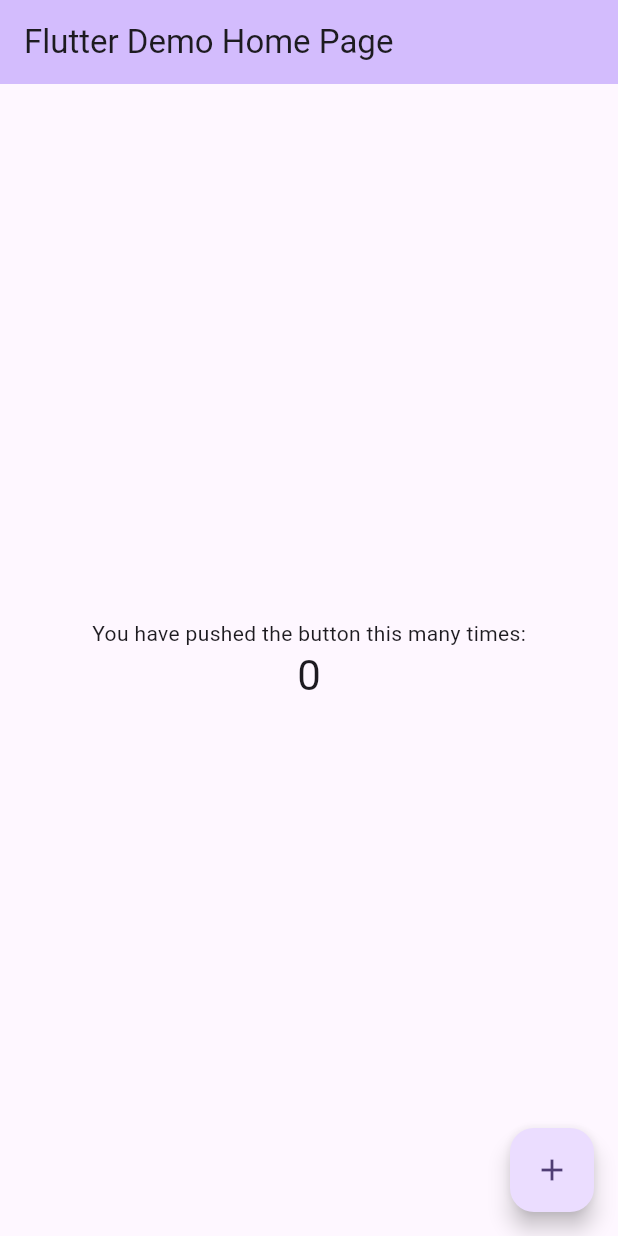
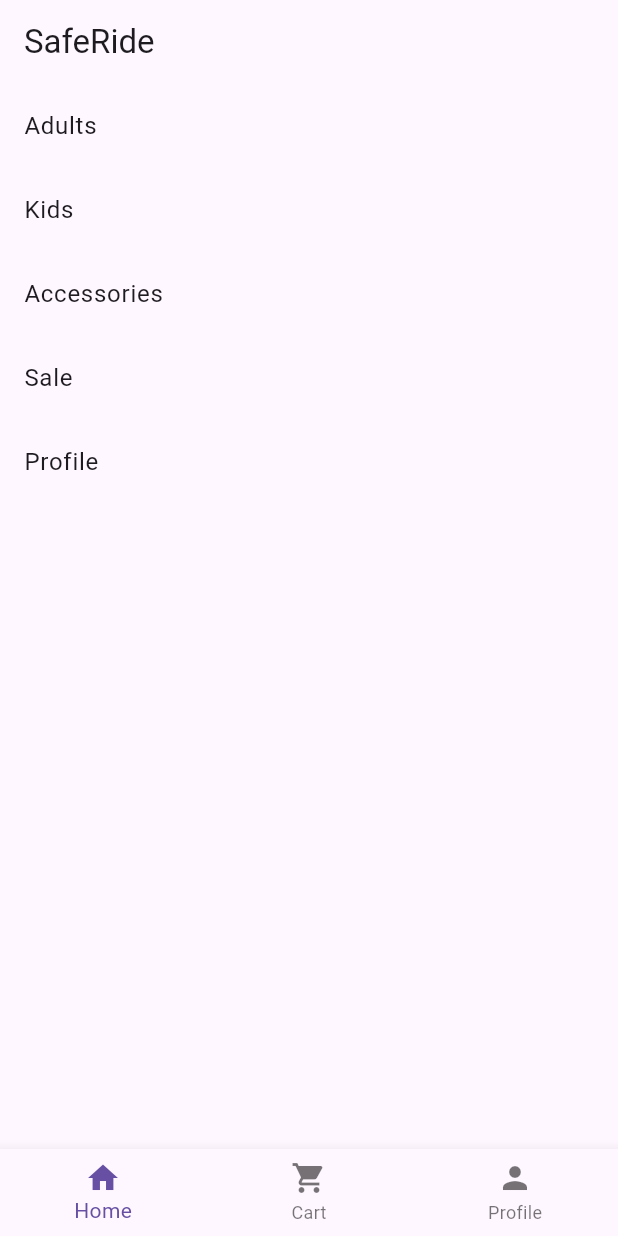
Before and after one commit to AbulHasanShaik/SafeRide-App, a Flutter app: the screen it shows after launch, on a phone screen of 412 x 824 dp. Run offline on Flutter 3.47's test engine with Material 3 defaults, Android fonts, the phone set to English and light mode, and no system bars.

Commit message:
Added the basic functionality

```diff
--- a/lib/main.dart
+++ b/lib/main.dart
@@ -1,125 +1,45 @@
 import 'package:flutter/material.dart';
+import 'package:provider/provider.dart';
+import 'screens/home_page.dart';
+import 'screens/product_page.dart';
+import 'screens/cart_page.dart';
+import 'screens/profile_page.dart';
+import 'providers/cart_provider.dart';
 
 void main() {
-  runApp(const MyApp());
+  runApp(
+    ChangeNotifierProvider(
+      create: (context) => CartProvider(),
+      child: SafeRideApp(),
+    ),
+  );
 }
 
-class MyApp extends StatelessWidget {
-  const MyApp({super.key});
-
-  // This widget is the root of your application.
+class SafeRideApp extends StatelessWidget {
   @override
   Widget build(BuildContext context) {
     return MaterialApp(
-      title: 'Flutter Demo',
+      debugShowCheckedModeBanner: false,
+      title: 'SafeRide',
       theme: ThemeData(
-        // This is the theme of your application.
-        //
-        // TRY THIS: Try running your application with "flutter run". You'll see
-        // the application has a purple toolbar. Then, without quitting the app,
-        // try changing the seedColor in the colorScheme below to Colors.green
-        // and then invoke "hot reload" (save your changes or press the "hot
-        // reload" button in a Flutter-supported IDE, or press "r" if you used
-        // the command line to start the app).
-        //
-        // Notice that the counter didn't reset back to zero; the application
-        // state is not lost during the reload. To reset the state, use hot
-        // restart instead.
-        //
-        // This works for code too, not just values: Most code changes can be
-        // tested with just a hot reload.
-        colorScheme: ColorScheme.fromSeed(seedColor: Colors.deepPurple),
-        useMaterial3: true,
+        primarySwatch: Colors.blue,
+        visualDensity: VisualDensity.adaptivePlatformDensity,
       ),
-      home: const MyHomePage(title: 'Flutter Demo Home Page'),
+      initialRoute: '/',
+      routes: {
+        '/': (context) => HomePage(),
+        '/product': (context) => ProductPage(
+              productName: 'Sample Product',
+              price: '\$164.99',
+            ),
+        '/cart': (context) => CartPage(),
+        '/profile': (context) => ProfilePage(
+              name: 'Emily Thompson',
+              email: 'emily.thompson@email.com',
+              dob: '02/21/1989',
+              phone: '605-784-1234',
+            ),
+      },
     );
   }
 }
-
-class MyHomePage extends StatefulWidget {
-  const MyHomePage({super.key, required this.title});
-
-  // This widget is the home page of your application. It is stateful, meaning
-  // that it has a State object (defined below) that contains fields that affect
-  // how it looks.
-
-  // This class is the configuration for the state. It holds the values (in this
-  // case the title) provided by the parent (in this case the App widget) and
-  // used by the build method of the State. Fields in a Widget subclass are
-  // always marked "final".
-
-  final String title;
-
-  @override
-  State<MyHomePage> createState() => _MyHomePageState();
-}
-
-class _MyHomePageState extends State<MyHomePage> {
-  int _counter = 0;
-
-  void _incrementCounter() {
-    setState(() {
-      // This call to setState tells the Flutter framework that something has
-      // changed in this State, which causes it to rerun the build method below
-      // so that the display can reflect the updated values. If we changed
-      // _counter without calling setState(), then the build method would not be
-      // called again, and so nothing would appear to happen.
-      _counter++;
-    });
-  }
-
-  @override
-  Widget build(BuildContext context) {
-    // This method is rerun every time setState is called, for instance as done
-    // by the _incrementCounter method above.
-    //
-    // The Flutter framework has been optimized to make rerunning build methods
-    // fast, so that you can just rebuild anything that needs updating rather
-    // than having to individually change instances of widgets.
-    return Scaffold(
-      appBar: AppBar(
-        // TRY THIS: Try changing the color here to a specific color (to
-        // Colors.amber, perhaps?) and trigger a hot reload to see the AppBar
-        // change color while the other colors stay the same.
-        backgroundColor: Theme.of(context).colorScheme.inversePrimary,
-        // Here we take the value from the MyHomePage object that was created by
-        // the App.build method, and use it to set our appbar title.
-        title: Text(widget.title),
-      ),
-      body: Center(
-        // Center is a layout widget. It takes a single child and positions it
-        // in the middle of the parent.
-        child: Column(
-          // Column is also a layout widget. It takes a list of children and
-          // arranges them vertically. By default, it sizes itself to fit its
-          // children horizontally, and tries to be as tall as its parent.
-          //
-          // Column has various properties to control how it sizes itself and
-          // how it positions its children. Here we use mainAxisAlignment to
-          // center the children vertically; the main axis here is the vertical
-          // axis because Columns are vertical (the cross axis would be
-          // horizontal).
-          //
-          // TRY THIS: Invoke "debug painting" (choose the "Toggle Debug Paint"
-          // action in the IDE, or press "p" in the console), to see the
-          // wireframe for each widget.
-          mainAxisAlignment: MainAxisAlignment.center,
-          children: <Widget>[
-            const Text(
-              'You have pushed the button this many times:',
-            ),
-            Text(
-              '$_counter',
-              style: Theme.of(context).textTheme.headlineMedium,
-            ),
-          ],
-        ),
-      ),
-      floatingActionButton: FloatingActionButton(
-        onPressed: _incrementCounter,
-        tooltip: 'Increment',
-        child: const Icon(Icons.add),
-      ), // This trailing comma makes auto-formatting nicer for build methods.
-    );
-  }
-}
--- /dev/null
+++ b/lib/screens/home_page.dart
@@ -0,0 +1,70 @@
+import 'package:flutter/material.dart';
+
+class HomePage extends StatelessWidget {
+  @override
+  Widget build(BuildContext context) {
+    return Scaffold(
+      appBar: AppBar(
+        title: Text('SafeRide'),
+      ),
+      body: ListView(
+        children: [
+          ListTile(
+            title: Text('Adults'),
+            onTap: () {
+              // Navigate to Adults page
+            },
+          ),
+          ListTile(
+            title: Text('Kids'),
+            onTap: () {
+              // Navigate to Kids page
+            },
+          ),
+          ListTile(
+            title: Text('Accessories'),
+            onTap: () {
+              // Navigate to Accessories page
+            },
+          ),
+          ListTile(
+            title: Text('Sale'),
+            onTap: () {
+              // Navigate to Sale page
+            },
+          ),
+          ListTile(
+            title: Text('Profile'),
+            onTap: () {
+              Navigator.pushNamed(context, '/profile');
+            },
+          ),
+        ],
+      ),
+      bottomNavigationBar: BottomNavigationBar(
+        items: const <BottomNavigationBarItem>[
+          BottomNavigationBarItem(
+            icon: Icon(Icons.home),
+            label: 'Home',
+          ),
+          BottomNavigationBarItem(
+            icon: Icon(Icons.shopping_cart),
+            label: 'Cart',
+          ),
+          BottomNavigationBarItem(
+            icon: Icon(Icons.person),
+            label: 'Profile',
+          ),
+        ],
+        currentIndex: 0,
+        onTap: (int index) {
+          if (index == 1) {
+            Navigator.pushNamed(context, '/cart');
+          } else if (index == 2) {
+            Navigator.pushNamed(context, '/profile');
+          }
+        },
+      ),
+    );
+  }
+}
--- a/pubspec.yaml
+++ b/pubspec.yaml
@@ -30,6 +30,7 @@ environment:
 dependencies:
   flutter:
     sdk: flutter
+  provider: ^6.0.1
 
 
   # The following adds the Cupertino Icons font to your application.
```
Also changed, not shown: lib/models/cart_item.dart (added, +11 -0 lines), lib/providers/cart_provider.dart (added, +18 -0 lines), lib/screens/cart_page.dart (added, +36 -0 lines), lib/screens/product_page.dart (added, +45 -0 lines), lib/screens/profile_page.dart (added, +45 -0 lines), pubspec.lock.
